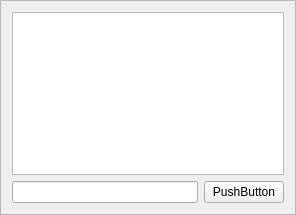
The window that ui/tag_request.ui (slaclab/paws) describes before a commit, drawn with Qt 5.
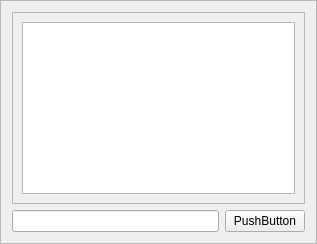
The same window after the commit.

Diff of the .ui file:
```diff
--- a/ui/tag_request.ui
+++ b/ui/tag_request.ui
@@ -6,8 +6,8 @@
    <rect>
     <x>0</x>
     <y>0</y>
-    <width>296</width>
-    <height>215</height>
+    <width>317</width>
+    <height>244</height>
    </rect>
   </property>
   <property name="windowTitle">
@@ -20,6 +20,28 @@
    <enum>QFrame::Raised</enum>
   </property>
   <layout class="QGridLayout" name="gridLayout">
+   <item row="0" column="0" colspan="2">
+    <widget class="QScrollArea" name="scrollArea">
+     <property name="widgetResizable">
+      <bool>true</bool>
+     </property>
+     <widget class="QWidget" name="scrollAreaWidgetContents">
+      <property name="geometry">
+       <rect>
+        <x>0</x>
+        <y>0</y>
+        <width>295</width>
+        <height>189</height>
+       </rect>
+      </property>
+      <layout class="QVBoxLayout" name="verticalLayout">
+       <item>
+        <widget class="QPlainTextEdit" name="prompt_box"/>
+       </item>
+      </layout>
+     </widget>
+    </widget>
+   </item>
    <item row="1" column="0">
     <widget class="QLineEdit" name="tag_entry"/>
    </item>
@@ -30,9 +52,6 @@
      </property>
     </widget>
    </item>
-   <item row="0" column="0" colspan="2">
-    <widget class="QPlainTextEdit" name="prompt_box"/>
-   </item>
   </layout>
  </widget>
  <resources/>
```
